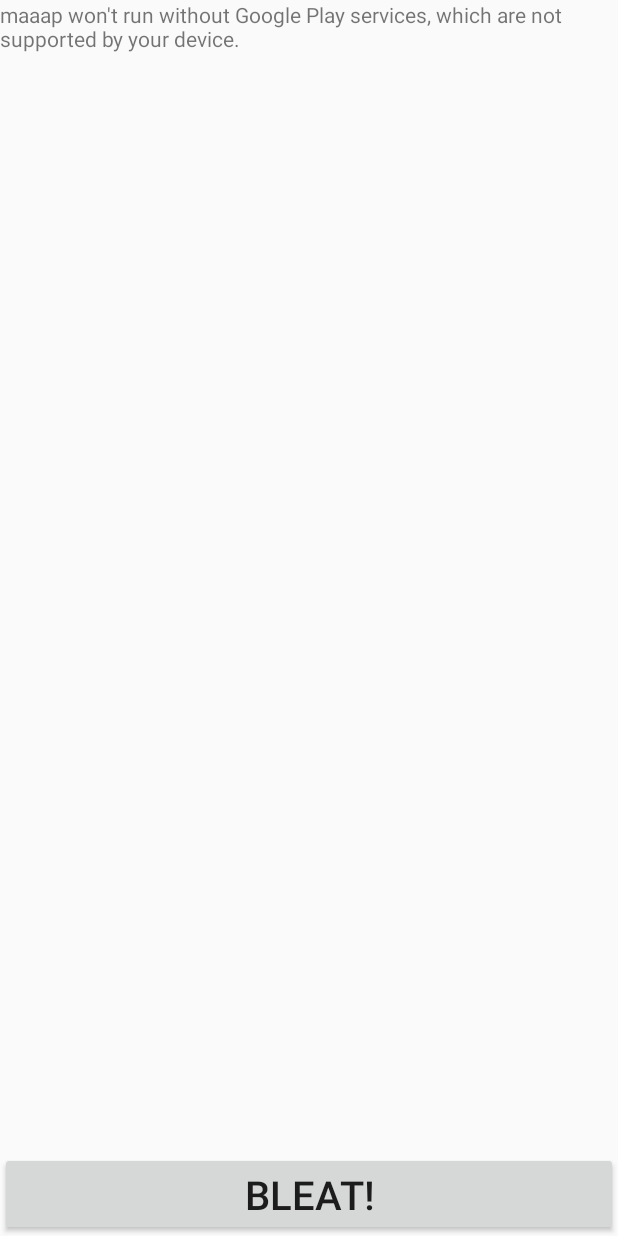
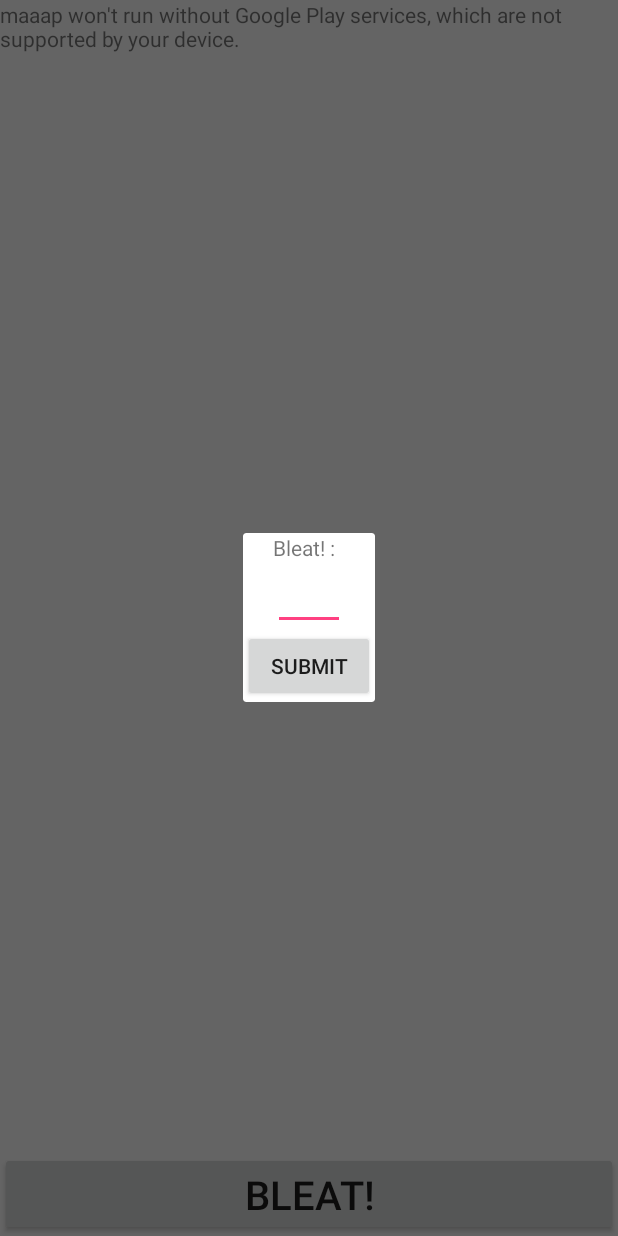
Before and after one commit to sixkkdrx3/cs194, an Android app: the screen it shows after launch (MapsActivity), after a tap on "BLEAT!", on a phone screen of 412 x 824 dp. Run offline under Robolectric (Android 15) with nearby library versions, the light colour scheme and no system bars.

Commit message:
map and button

```diff
--- a/app/src/main/java/cs194/maaap/MapsActivity.java
+++ b/app/src/main/java/cs194/maaap/MapsActivity.java
@@ -1,5 +1,6 @@
 package cs194.maaap;
 
+import android.app.FragmentTransaction;
 import android.location.Criteria;
 import android.location.Location;
 import android.support.v4.app.FragmentActivity;
@@ -38,7 +39,9 @@ public class MapsActivity extends FragmentActivity implements OnMapReadyCallback
         button.setOnClickListener(new View.OnClickListener() {
             public void onClick(View v)
             {
-
+                FragmentTransaction ft = getFragmentManager().beginTransaction();
+                InputDialogFragment f = new InputDialogFragment();
+                f.show(ft, "dialog");
             }
         });
     }
```
